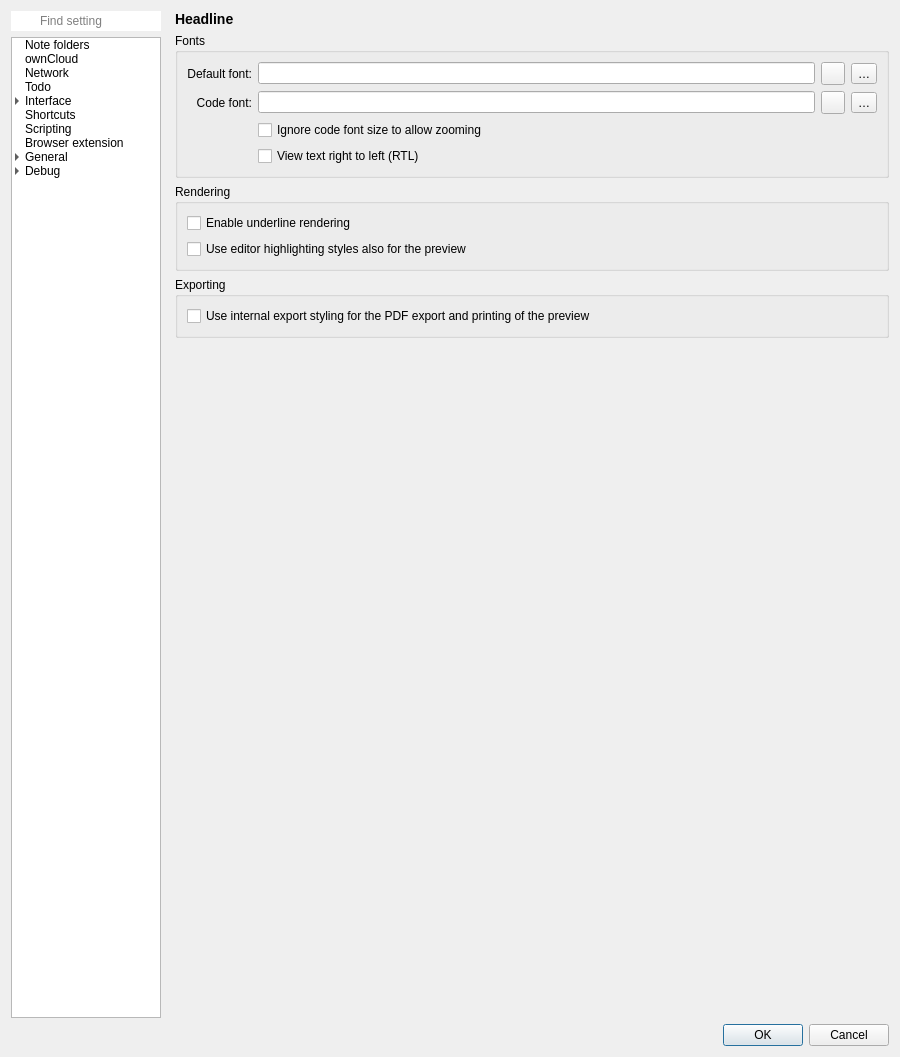
Above: src/dialogs/settingsdialog.ui from pbek/QOwnNotes before the change. Below: the same form after it.
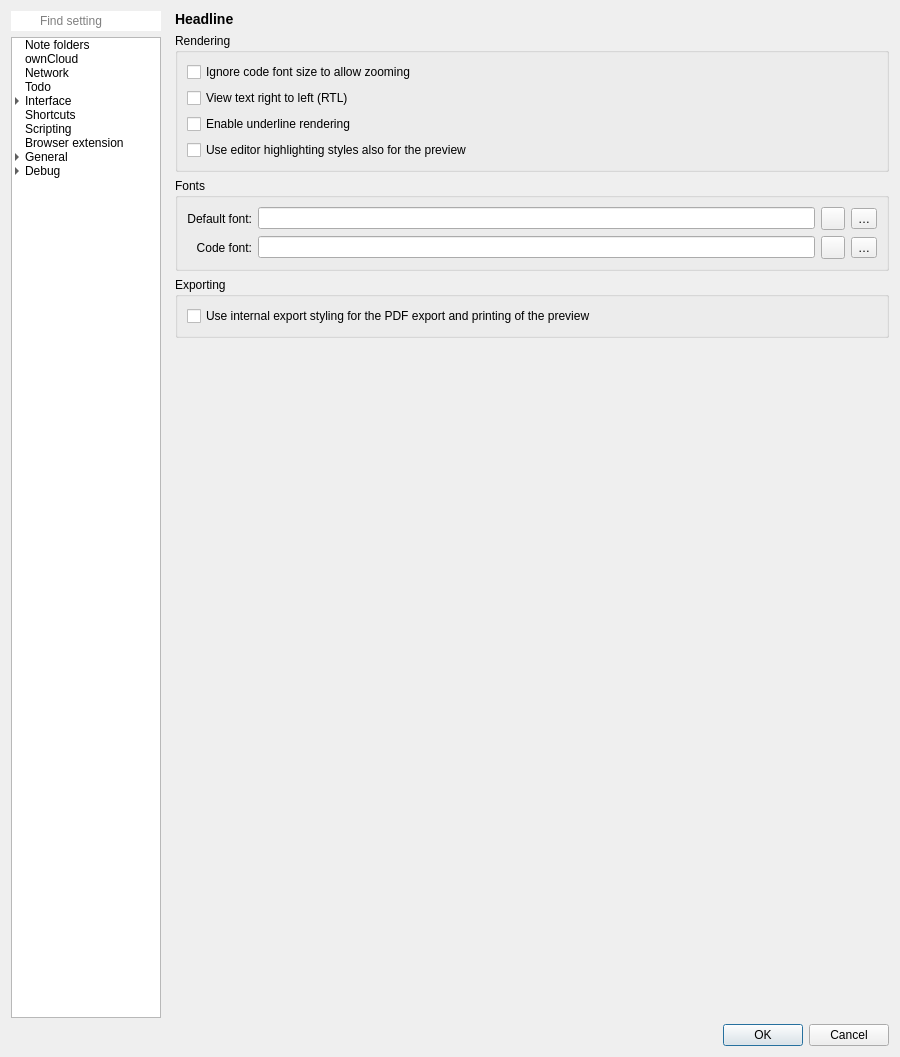
That is the form after the change. The open tabs and pages were chosen to show the change. Icons and pictures are not drawn. Custom widgets are drawn as their Qt base class.

Commit message: Prevent preview font leaking if useEditorStyles is turned on

```diff
--- a/src/dialogs/settingsdialog.ui
+++ b/src/dialogs/settingsdialog.ui
@@ -4623,138 +4623,6 @@
              <property name="bottomMargin">
               <number>0</number>
              </property>
-             <item row="3" column="0">
-              <spacer name="verticalSpacer_10">
-               <property name="orientation">
-                <enum>Qt::Vertical</enum>
-               </property>
-               <property name="sizeHint" stdset="0">
-                <size>
-                 <width>20</width>
-                 <height>40</height>
-                </size>
-               </property>
-              </spacer>
-             </item>
-             <item row="0" column="0">
-              <widget class="QGroupBox" name="groupBox_2">
-               <property name="sizePolicy">
-                <sizepolicy hsizetype="Minimum" vsizetype="Preferred">
-                 <horstretch>0</horstretch>
-                 <verstretch>0</verstretch>
-                </sizepolicy>
-               </property>
-               <property name="title">
-                <string>Fonts</string>
-               </property>
-               <layout class="QGridLayout" name="gridLayout_6">
-                <item row="1" column="2">
-                 <widget class="QToolButton" name="noteTextViewCodeButton">
-                  <property name="toolTip">
-                   <string>Set a new font</string>
-                  </property>
-                  <property name="text">
-                   <string/>
-                  </property>
-                  <property name="icon">
-                   <iconset theme="gtk-select-font" resource="../breeze-qownnotes.qrc">
-                    <normaloff>:/icons/breeze-qownnotes/16x16/gtk-select-font.svg</normaloff>:/icons/breeze-qownnotes/16x16/gtk-select-font.svg</iconset>
-                  </property>
-                 </widget>
-                </item>
-                <item row="0" column="3">
-                 <widget class="QToolButton" name="noteTextViewResetButton">
-                  <property name="toolTip">
-                   <string>Reset font</string>
-                  </property>
-                  <property name="text">
-                   <string notr="true">…</string>
-                  </property>
-                  <property name="icon">
-                   <iconset theme="edit-clear" resource="../breeze-qownnotes.qrc">
-                    <normaloff>:/icons/breeze-qownnotes/16x16/edit-clear.svg</normaloff>:/icons/breeze-qownnotes/16x16/edit-clear.svg</iconset>
-                  </property>
-                 </widget>
-                </item>
-                <item row="1" column="0">
-                 <widget class="QLabel" name="noteTextViewCodeFontHeadlineLabel">
-                  <property name="text">
-                   <string>Code font:</string>
-                  </property>
-                  <property name="alignment">
-                   <set>Qt::AlignRight|Qt::AlignTrailing|Qt::AlignVCenter</set>
-                  </property>
-                 </widget>
-                </item>
-                <item row="1" column="3">
-                 <widget class="QToolButton" name="noteTextViewCodeResetButton">
-                  <property name="toolTip">
-                   <string>Reset font</string>
-                  </property>
-                  <property name="text">
-                   <string notr="true">…</string>
-                  </property>
-                  <property name="icon">
-                   <iconset theme="edit-clear" resource="../breeze-qownnotes.qrc">
-                    <normaloff>:/icons/breeze-qownnotes/16x16/edit-clear.svg</normaloff>:/icons/breeze-qownnotes/16x16/edit-clear.svg</iconset>
-                  </property>
-                 </widget>
-                </item>
-                <item row="0" column="2">
-                 <widget class="QToolButton" name="noteTextViewButton">
-                  <property name="toolTip">
-                   <string>Set a new font</string>
-                  </property>
-                  <property name="text">
-                   <string/>
-                  </property>
-                  <property name="icon">
-                   <iconset theme="gtk-select-font" resource="../breeze-qownnotes.qrc">
-                    <normaloff>:/icons/breeze-qownnotes/16x16/gtk-select-font.svg</normaloff>:/icons/breeze-qownnotes/16x16/gtk-select-font.svg</iconset>
-                  </property>
-                 </widget>
-                </item>
-                <item row="0" column="0">
-                 <widget class="QLabel" name="noteTextViewFontHeadlineLabel">
-                  <property name="text">
-                   <string>Default font:</string>
-                  </property>
-                  <property name="alignment">
-                   <set>Qt::AlignRight|Qt::AlignTrailing|Qt::AlignVCenter</set>
-                  </property>
-                 </widget>
-                </item>
-                <item row="1" column="1">
-                 <widget class="QLineEdit" name="noteTextViewCodeFontLabel">
-                  <property name="readOnly">
-                   <bool>true</bool>
-                  </property>
-                 </widget>
-                </item>
-                <item row="0" column="1">
-                 <widget class="QLineEdit" name="noteTextViewFontLabel">
-                  <property name="readOnly">
-                   <bool>true</bool>
-                  </property>
-                 </widget>
-                </item>
-                <item row="3" column="1" colspan="3">
-                 <widget class="QCheckBox" name="noteTextViewRTLCheckBox">
-                  <property name="text">
-                   <string>View text right to left (RTL)</string>
-                  </property>
-                 </widget>
-                </item>
-                <item row="2" column="1" colspan="3">
-                 <widget class="QCheckBox" name="noteTextViewIgnoreCodeFontSizeCheckBox">
-                  <property name="text">
-                   <string>Ignore code font size to allow zooming</string>
-                  </property>
-                 </widget>
-                </item>
-               </layout>
-              </widget>
-             </item>
              <item row="1" column="0">
               <widget class="QGroupBox" name="groupBox_34">
                <property name="sizePolicy">
@@ -4766,15 +4634,29 @@
                <property name="title">
                 <string>Rendering</string>
                </property>
-               <layout class="QFormLayout" name="formLayout_3">
-                <item row="0" column="0" colspan="2">
+               <layout class="QVBoxLayout" name="verticalLayout_30">
+                <item>
+                 <widget class="QCheckBox" name="noteTextViewIgnoreCodeFontSizeCheckBox">
+                  <property name="text">
+                   <string>Ignore code font size to allow zooming</string>
+                  </property>
+                 </widget>
+                </item>
+                <item>
+                 <widget class="QCheckBox" name="noteTextViewRTLCheckBox">
+                  <property name="text">
+                   <string>View text right to left (RTL)</string>
+                  </property>
+                 </widget>
+                </item>
+                <item>
                  <widget class="QCheckBox" name="noteTextViewUnderlineCheckBox">
                   <property name="text">
                    <string>Enable underline rendering</string>
                   </property>
                  </widget>
                 </item>
-                <item row="1" column="0" colspan="2">
+                <item>
                  <widget class="QCheckBox" name="noteTextViewUseEditorStylesCheckBox">
                   <property name="text">
                    <string>Use editor highlighting styles also for the preview</string>
@@ -4784,7 +4666,20 @@
                </layout>
               </widget>
              </item>
-             <item row="2" column="0">
+             <item row="4" column="0">
+              <spacer name="verticalSpacer_10">
+               <property name="orientation">
+                <enum>Qt::Vertical</enum>
+               </property>
+               <property name="sizeHint" stdset="0">
+                <size>
+                 <width>20</width>
+                 <height>40</height>
+                </size>
+               </property>
+              </spacer>
+             </item>
+             <item row="3" column="0">
               <widget class="QGroupBox" name="groupBox_26">
                <property name="title">
                 <string>Exporting</string>
@@ -4800,6 +4695,111 @@
                </layout>
               </widget>
              </item>
+             <item row="2" column="0">
+              <widget class="QGroupBox" name="previewFontsGroupBox">
+               <property name="sizePolicy">
+                <sizepolicy hsizetype="Minimum" vsizetype="Preferred">
+                 <horstretch>0</horstretch>
+                 <verstretch>0</verstretch>
+                </sizepolicy>
+               </property>
+               <property name="title">
+                <string>Fonts</string>
+               </property>
+               <layout class="QGridLayout" name="gridLayout_6">
+                <item row="0" column="1">
+                 <widget class="QLineEdit" name="noteTextViewFontLabel">
+                  <property name="readOnly">
+                   <bool>true</bool>
+                  </property>
+                 </widget>
+                </item>
+                <item row="1" column="0">
+                 <widget class="QLabel" name="noteTextViewCodeFontHeadlineLabel">
+                  <property name="text">
+                   <string>Code font:</string>
+                  </property>
+                  <property name="alignment">
+                   <set>Qt::AlignRight|Qt::AlignTrailing|Qt::AlignVCenter</set>
+                  </property>
+                 </widget>
+                </item>
+                <item row="1" column="2">
+                 <widget class="QToolButton" name="noteTextViewCodeButton">
+                  <property name="toolTip">
+                   <string>Set a new font</string>
+                  </property>
+                  <property name="text">
+                   <string/>
+                  </property>
+                  <property name="icon">
+                   <iconset theme="gtk-select-font" resource="../breeze-qownnotes.qrc">
+                    <normaloff>:/icons/breeze-qownnotes/16x16/gtk-select-font.svg</normaloff>:/icons/breeze-qownnotes/16x16/gtk-select-font.svg</iconset>
+                  </property>
+                 </widget>
+                </item>
+                <item row="1" column="3">
+                 <widget class="QToolButton" name="noteTextViewCodeResetButton">
+                  <property name="toolTip">
+                   <string>Reset font</string>
+                  </property>
+                  <property name="text">
+                   <string notr="true">…</string>
+                  </property>
+                  <property name="icon">
+                   <iconset theme="edit-clear" resource="../breeze-qownnotes.qrc">
+                    <normaloff>:/icons/breeze-qownnotes/16x16/edit-clear.svg</normaloff>:/icons/breeze-qownnotes/16x16/edit-clear.svg</iconset>
+                  </property>
+                 </widget>
+                </item>
+                <item row="0" column="2">
+                 <widget class="QToolButton" name="noteTextViewButton">
+                  <property name="toolTip">
+                   <string>Set a new font</string>
+                  </property>
+                  <property name="text">
+                   <string/>
+                  </property>
+                  <property name="icon">
+                   <iconset theme="gtk-select-font" resource="../breeze-qownnotes.qrc">
+                    <normaloff>:/icons/breeze-qownnotes/16x16/gtk-select-font.svg</normaloff>:/icons/breeze-qownnotes/16x16/gtk-select-font.svg</iconset>
+                  </property>
+                 </widget>
+                </item>
+                <item row="1" column="1">
+                 <widget class="QLineEdit" name="noteTextViewCodeFontLabel">
+                  <property name="readOnly">
+                   <bool>true</bool>
+                  </property>
+                 </widget>
+                </item>
+                <item row="0" column="0">
+                 <widget class="QLabel" name="noteTextViewFontHeadlineLabel">
+                  <property name="text">
+                   <string>Default font:</string>
+                  </property>
+                  <property name="alignment">
+                   <set>Qt::AlignRight|Qt::AlignTrailing|Qt::AlignVCenter</set>
+                  </property>
+                 </widget>
+                </item>
+                <item row="0" column="3">
+                 <widget class="QToolButton" name="noteTextViewResetButton">
+                  <property name="toolTip">
+                   <string>Reset font</string>
+                  </property>
+                  <property name="text">
+                   <string notr="true">…</string>
+                  </property>
+                  <property name="icon">
+                   <iconset theme="edit-clear" resource="../breeze-qownnotes.qrc">
+                    <normaloff>:/icons/breeze-qownnotes/16x16/edit-clear.svg</normaloff>:/icons/breeze-qownnotes/16x16/edit-clear.svg</iconset>
+                  </property>
+                 </widget>
+                </item>
+               </layout>
+              </widget>
+             </item>
             </layout>
            </widget>
            <widget class="QWidget" name="toolbarPage">
```
Left out of the diff: 4 changed lines with no effect on the pictures. The commit also changes 7 other files.
